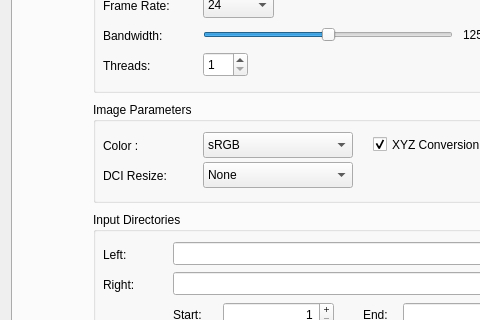
Before: the Qt Designer form gui/mainwindow.ui in mamay/OpenDCP, drawn with Qt 5; both pictures show x 0 to 480 and y 174 to 494 of the 800 by 925 pixel window.
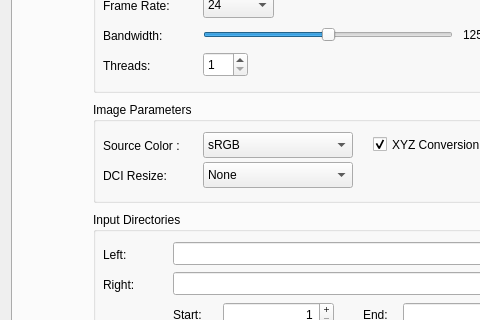
After: the same form once the commit is applied. Icons and pictures are not drawn.

```diff
--- a/gui/mainwindow.ui
+++ b/gui/mainwindow.ui
@@ -983,7 +983,7 @@
              <rect>
               <x>10</x>
               <y>30</y>
-              <width>90</width>
+              <width>101</width>
               <height>27</height>
              </rect>
             </property>
@@ -994,7 +994,7 @@
              </sizepolicy>
             </property>
             <property name="text">
-             <string>Color :</string>
+             <string>Source Color :</string>
             </property>
            </widget>
            <widget class="QLabel" name="dciResizeLabel">
@@ -1002,7 +1002,7 @@
              <rect>
               <x>10</x>
               <y>60</y>
-              <width>91</width>
+              <width>101</width>
               <height>27</height>
              </rect>
             </property>
```
